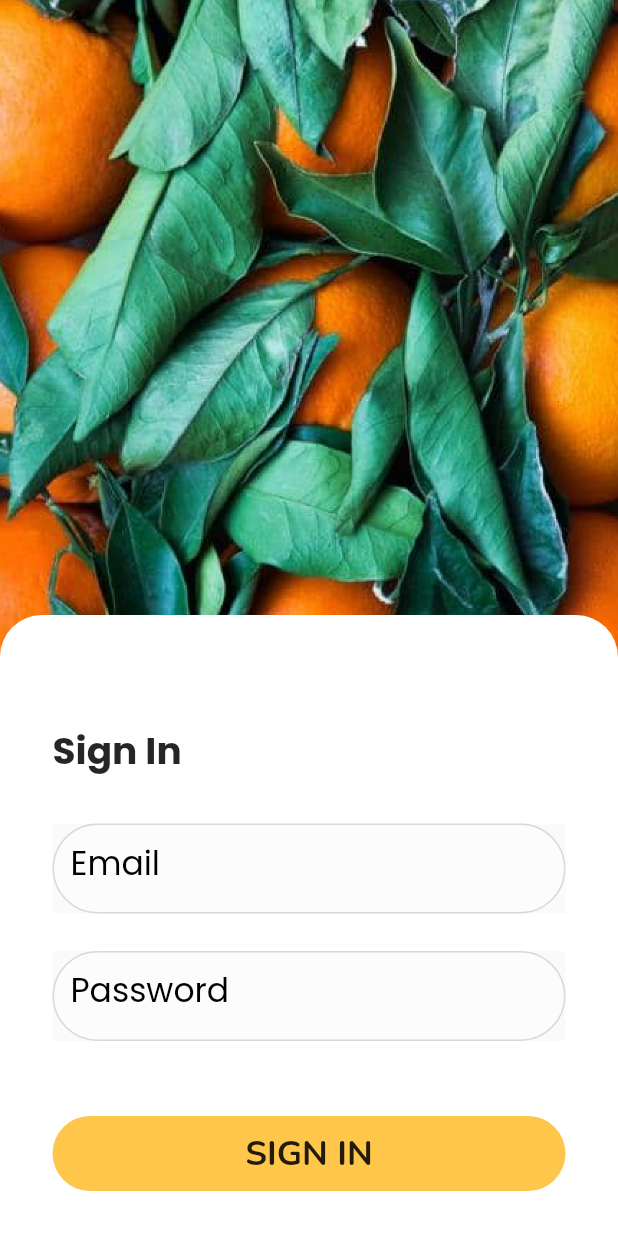
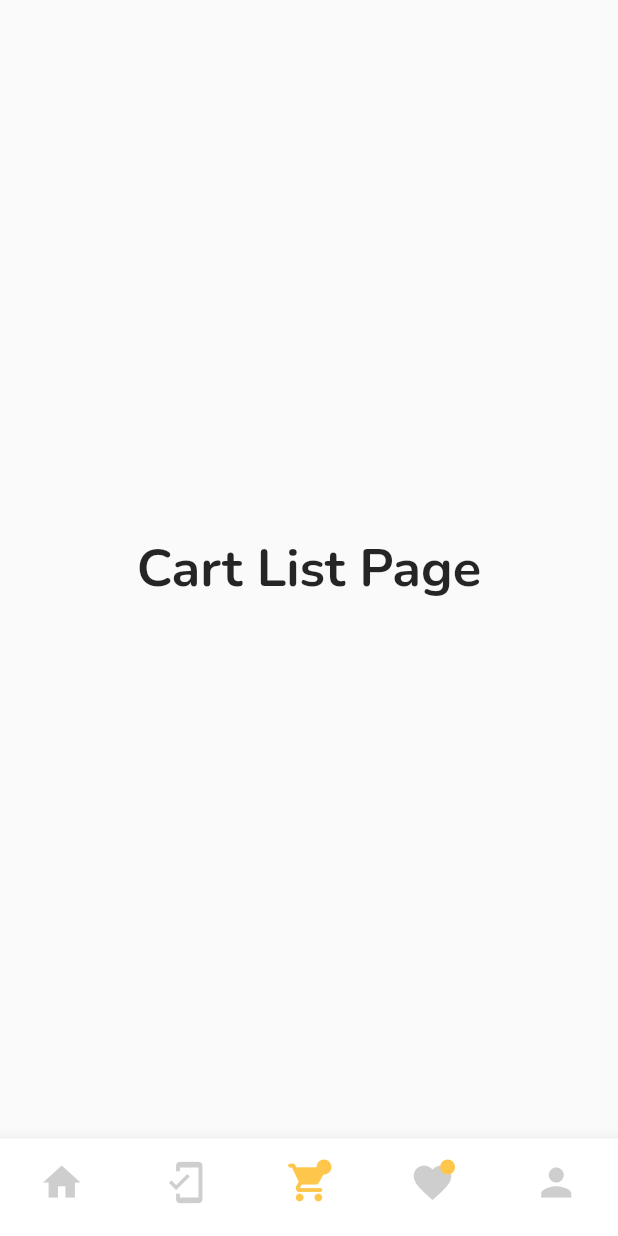
Before and after one commit to tizibienvenus/groceryapp, a Flutter app: the screen it shows after launch, on a phone screen of 412 x 824 dp. Run offline on Flutter 3.47's test engine with Material 2 defaults, Android fonts, the phone set to English and light mode, and no system bars; our stand-ins replace flutter_svg, google_fonts.

Commit message:
Re-organisation du code

```diff
--- a/lib/main.dart
+++ b/lib/main.dart
@@ -1,5 +1,7 @@
 import 'package:flutter/material.dart';
 import 'package:google_fonts/google_fonts.dart';
+import 'package:groceryapp/screens/homoscreen/components/nav_bar.dart';
+import 'package:groceryapp/screens/homoscreen/homescreen.dart';
 import 'package:groceryapp/screens/sign_in/signin.dart';
 
 import 'constants.dart';
@@ -22,7 +24,7 @@ class MyApp extends StatelessWidget {
         hintColor: kBackgroundColor,
         visualDensity: VisualDensity.adaptivePlatformDensity,
       ),
-      home: SignInScreen(),
+      home: Home(),
     );
   }
 }
--- /dev/null
+++ b/lib/screens/cart/cartsreen.dart
@@ -0,0 +1,48 @@
+import 'package:flutter/material.dart';
+import 'package:flutter_svg/svg.dart';
+import 'package:google_fonts/google_fonts.dart';
+import 'package:groceryapp/constants.dart';
+
+class CartScreen extends StatelessWidget {
+  @override
+  Widget build(BuildContext context) {
+    return Scaffold(
+      //left: false,
+      //right: false,
+      body: SafeArea(
+        bottom: false,
+        //top: false,
+        child: Container(
+          child: Center(
+            child: Text(
+              "Cart List Page",
+                style: GoogleFonts.nunito(
+                  fontSize: 35,
+                  fontWeight: FontWeight.bold,
+                  color: Colors.black.withOpacity(0.85),
+                )
+            ),
+          ),
+        ),
+      ),
+      // ),
+
+      //), child: null,
+    );
+  }
+
+  AppBar buildAppBar() {
+    return AppBar(
+      backgroundColor: kPrimaryColor,
+      elevation: 0,
+      centerTitle: false,
+      title: Text('Favorite\'s'),
+      actions: <Widget>[
+        IconButton(
+          icon: SvgPicture.asset("assets/icons/notification.svg"),
+          onPressed: () {},
+        ),
+      ],
+    );
+  }
+}
--- /dev/null
+++ b/lib/screens/homoscreen/components/nav_bar.dart
@@ -0,0 +1,127 @@
+import 'package:flutter/material.dart';
+import 'package:groceryapp/constants.dart';
+import 'package:groceryapp/screens/category/category.dart';
+import 'package:groceryapp/screens/homoscreen/homescreen.dart';
+import 'package:groceryapp/screens/profile/profile_screen.dart';
+
+import '../../cart/cartsreen.dart';
+import '../../favorites/favoris.dart';
+
+class Home extends StatefulWidget{
+  const Home({Key? key}): super(key: key);
+
+  @override
+  State<Home> createState() => _ButtomNavbarState();
+}
+
+class _ButtomNavbarState extends State<Home>{
+
+  List pages = [
+    HomeScreen(),
+    CategoryScreen(),
+    CartScreen(),
+    FavoritesScreen(),
+    ProfileScreen(),
+
+  ];
+
+  int CurrentIndex = 2;
+  void onTape(int index){
+    setState(() {
+      CurrentIndex = index;
+    });
+  }
+
+  @override
+  Widget build(BuildContext context){
+    return Scaffold(
+      body: pages[CurrentIndex],
+      bottomNavigationBar: BottomNavigationBar(
+        onTap: onTape,
+        type: BottomNavigationBarType.fixed,
+        // unselectedFontSize: 0,
+        iconSize: 30,
+        selectedFontSize: 14.0,
+        //type: BottomNavigationBarType.fixed,
+        landscapeLayout: BottomNavigationBarLandscapeLayout.spread,
+        backgroundColor: Colors.white,
+        currentIndex: CurrentIndex,
+        selectedItemColor: kMainColor,
+        unselectedItemColor: Colors.grey.withOpacity(0.5),
+        showSelectedLabels: false,
+        showUnselectedLabels: false,
+        elevation: 10,
+        //style: BottomNavigationBar: NavBarStyle.style15,
+        items: [
+          const BottomNavigationBarItem(icon: Icon(
+            Icons.home,
+            //size: 30,
+            //size: CurrentIndex. ? 30:40,
+          ),
+              label: 'Orders'
+          ),
+          const BottomNavigationBarItem(icon: Icon(
+            Icons.mobile_friendly,
+            //size: 25,
+          ),
+              label: 'Category'
+          ),
+          BottomNavigationBarItem(
+         icon:Stack(
+                children:[
+                  const Icon(
+                    Icons.shopping_cart_rounded,
+                    //size: 30,
+                  ),
+                  Positioned(
+                    top: 0,
+                    right: 0,
+                    child: Container(
+                      width: 10,
+                      height: 10,
+                      decoration: const BoxDecoration(
+                        color: kMainColor,
+                        shape: BoxShape.circle,
+                      ),
+                    ),
+                  )
+                ]
+            ),
+              label: 'Cart'
+            //size: 30,
+          ),
+          BottomNavigationBarItem(
+              icon:
+                Stack(
+                  children:[
+                    const Icon(
+                      Icons.favorite,
+                    //size: 30,
+                    ),
+                    Positioned(
+                      top: 0,
+                      right: 0,
+                        child: Container(
+                         width: 10,
+                          height: 10,
+                          decoration: const BoxDecoration(
+                            color: kMainColor,
+                            shape: BoxShape.circle,
+                          ),
+                        ),
+                    )
+                  ]
+                ),
+              label: 'Favoris'
+          ),
+          const BottomNavigationBarItem(icon: Icon(
+            Icons.person,
+            //size: 30,
+          ),
+              label: 'Profile'
+          ),
+        ],
+      ),
+    );
+  }
+}
```
Also changed, not shown: lib/screens/category/category.dart (added, +48 -0 lines), lib/screens/favorites/favoris.dart (added, +48 -0 lines), lib/screens/homoscreen/homescreen.dart (added, +48 -0 lines), lib/screens/profile/profile_screen.dart (added, +48 -0 lines), 1 other file.
